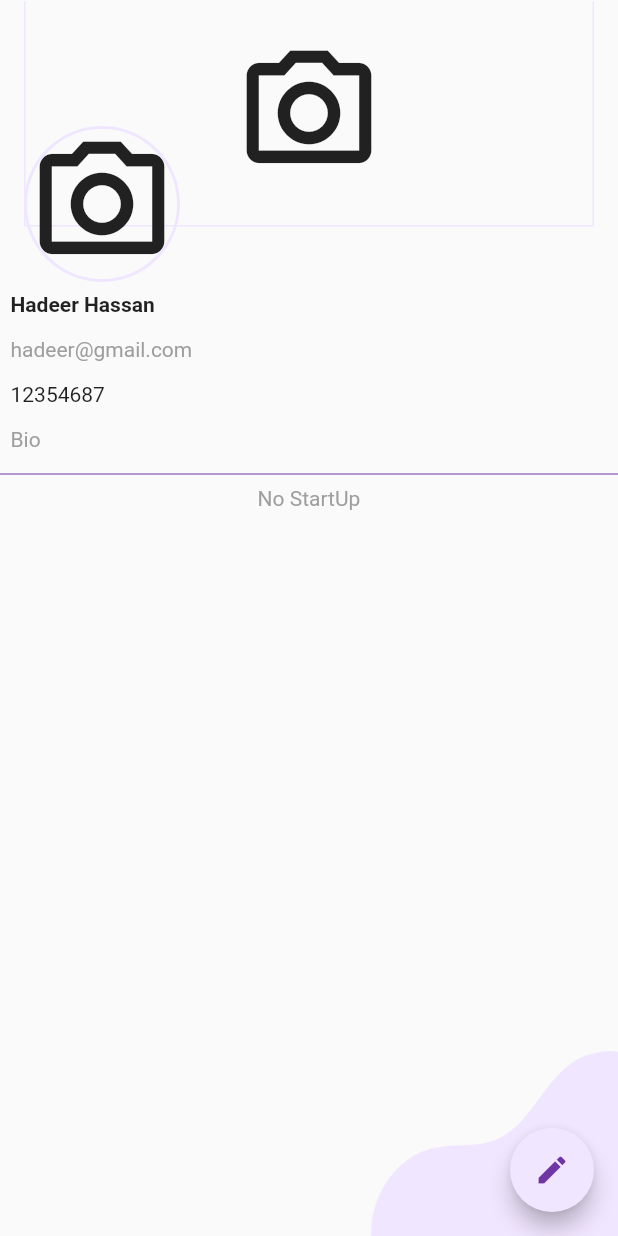
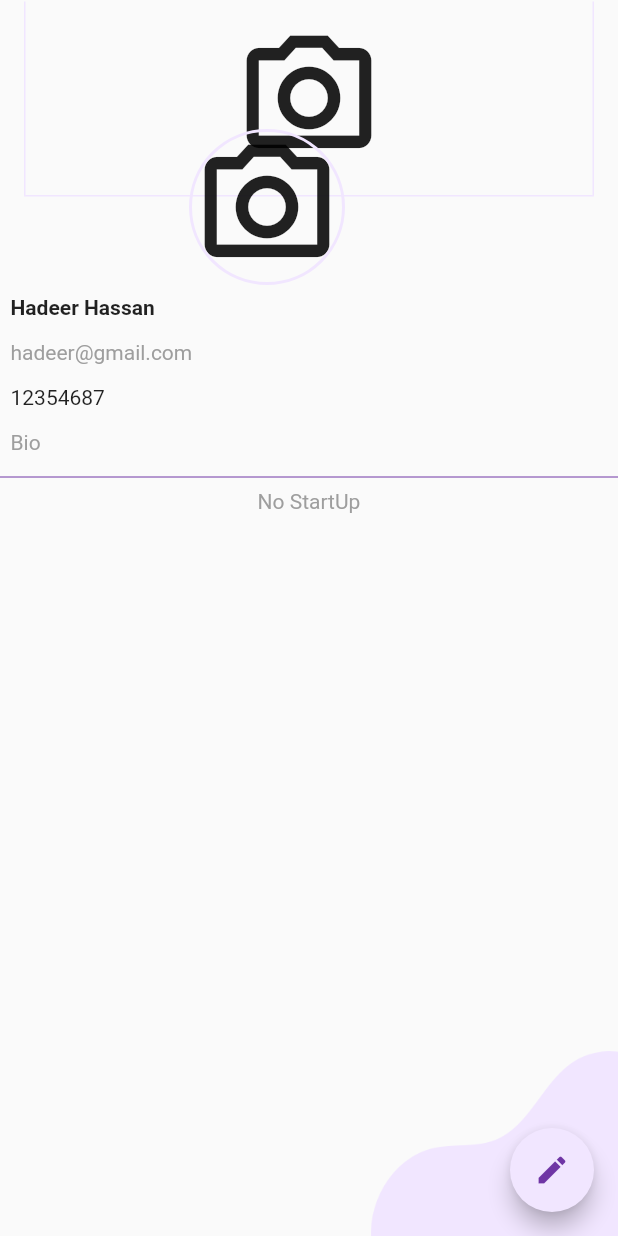
Before and after one commit to hadeer10/startup, a Flutter app: the profile screen opened directly, on a phone screen of 412 x 824 dp. Run offline on Flutter 3.47's test engine with Material 2 defaults, Android fonts, the phone set to English and light mode, and no system bars; our stand-ins replace flutter_svg, image_picker, like_button, toast.

Commit message:
add body_of_profile.dart

```diff
--- a/lib/Screens/profile/body_of_profile.dart
+++ b/lib/Screens/profile/body_of_profile.dart
@@ -40,7 +40,7 @@ class _bodyprofileState extends State<bodyprofile> {
                     FlatButton(
                       child: bacimage == null ?Container(
                             width: mediaQuery.size.width,
-                            height: 150,
+                            height: 130,
                             decoration: BoxDecoration(
                               border: Border(
                                 left: BorderSide(
@@ -63,7 +63,7 @@ class _bodyprofileState extends State<bodyprofile> {
                       :
                       Container(
                         width: mediaQuery.size.width,
-                        height: 150,
+                        height: 130,
                         decoration: BoxDecoration(
                           border: Border(
                             left: BorderSide(
@@ -135,7 +135,7 @@ class _bodyprofileState extends State<bodyprofile> {
                       height: 50,
                     ),
                     Padding(
-                      padding: const EdgeInsets.fromLTRB(0, 83, 0, 0),
+                      padding: const EdgeInsets.fromLTRB(110, 85, 0, 0),
                       child: FlatButton(
                         child: image == null ? Container(
                             decoration: BoxDecoration(
```
